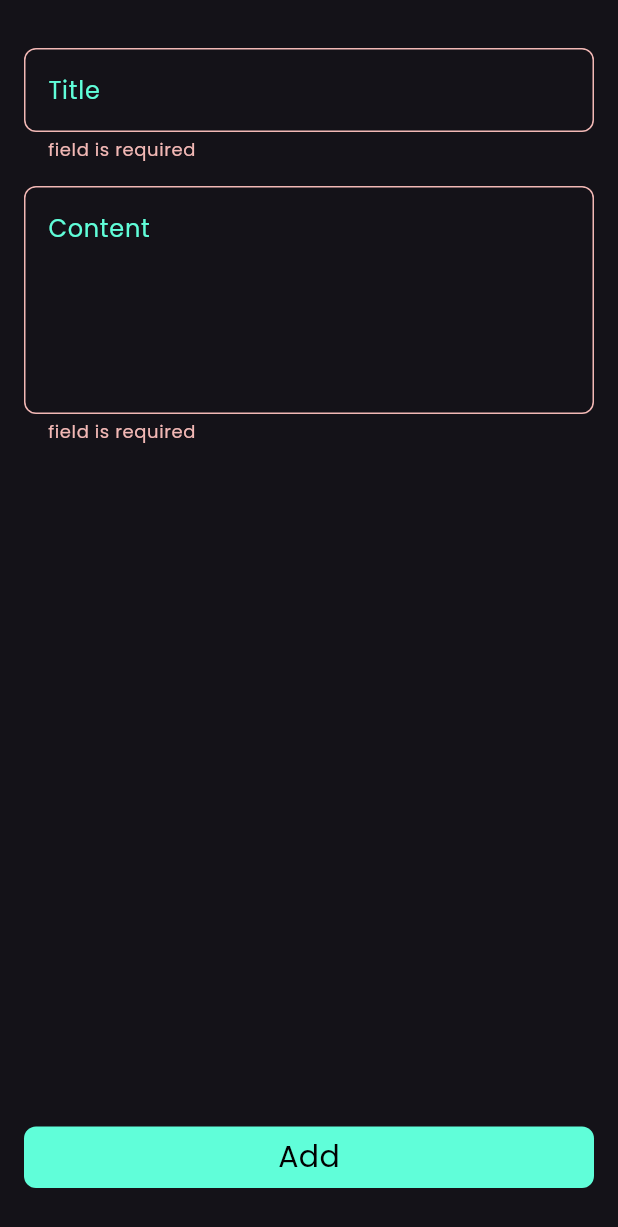
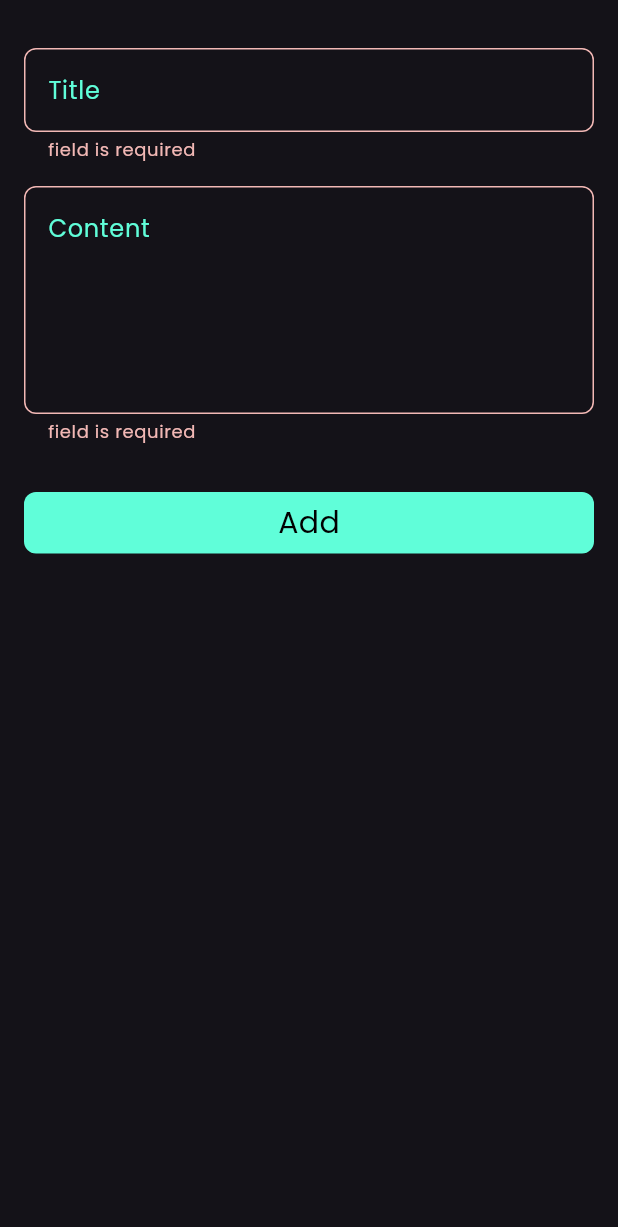
Before and after one commit to EnassKadree/notes_app, a Flutter app: the AddNoteModalBottomSheet widget shown alone on an empty page, opened directly, after a tap on "Add", on a phone screen of 412 x 824 dp. Shown: the top 1227 px of the screen. Run offline on Flutter 3.47's test engine with Material 3 defaults, Android fonts, the phone set to English and light mode, and no system bars; drawn by our look-alikes of modal_progress_hud_nsn; our stand-ins replace bloc, flutter_bloc, font_awesome_flutter, hive, hive_flutter; accounts and stored records are empty.

Commit message:
fix modal bottom sheet size with keyboard

```diff
--- a/lib/views/notes_view.dart
+++ b/lib/views/notes_view.dart
@@ -16,7 +16,13 @@ class NotesView extends StatelessWidget
       (
         onPressed: ()
         {
-          showModalBottomSheet(context: context, builder: (context) {return const AddNoteModalBottomSheet();});
+          showModalBottomSheet
+          (
+            isScrollControlled: true,
+
+            context: context,
+            builder: (context) {return const AddNoteModalBottomSheet();}
+          );
         },
         child: const Icon(Icons.add, color: Colors.black,),
       ),
--- a/lib/views/widgets/add_note_form.dart
+++ b/lib/views/widgets/add_note_form.dart
@@ -1,4 +1,3 @@
-
 import 'package:flutter/material.dart';
 import 'package:flutter_bloc/flutter_bloc.dart';
 import 'package:ntoes_app/cubits/add%20note%20cubit/add_note_cubit.dart';
@@ -6,8 +5,7 @@ import 'package:ntoes_app/models/note.dart';
 import 'package:ntoes_app/views/widgets/custom_button.dart';
 import 'package:ntoes_app/views/widgets/custom_text_field.dart';
 
-class AddNoteForm extends StatefulWidget
-{
+class AddNoteForm extends StatefulWidget {
   const AddNoteForm({super.key});
 
   @override
@@ -22,50 +20,60 @@ class _AddNoteFormState extends State<AddNoteForm>
   @override
   Widget build(BuildContext context)
   {
-    return Form
-    (
+    return Form(
       key: formKey,
       autovalidateMode: autovalidateMode,
       child: Column
       (
-        children:
-        [
-          CustomTextField
-          (
+        mainAxisSize: MainAxisSize.min,
+        children: [
+          CustomTextField(
             hint: 'Title',
-            onSaved: (value)
-            {
+            onSaved: (value) {
               title = value;
             },
           ),
-          const SizedBox(height: 16,),
-          CustomTextField
-          (
+          const SizedBox(
+            height: 16,
+          ),
+          CustomTextField(
             hint: 'Content',
             maxLines: 5,
-            onSaved: (value)
-            {
+            onSaved: (value) {
               content = value;
             },
           ),
-          const Spacer(),
-          CustomButton(title: 'Add', onTap: ()
-          {
-            if(formKey.currentState! .validate())
+          const SizedBox(height: 32,),
+          BlocBuilder<AddNoteCubit, AddNoteState>
+          (
+            builder: (context, state)
             {
-              formKey.currentState!.save();
-              Note note = Note(title: title!, content: content!, date: DateTime.now().toString(), color: Colors.blue.value);
-              BlocProvider.of<AddNoteCubit>(context).addNote(note);
-            }else
-            {
-              autovalidateMode = AutovalidateMode.always;
-              setState(() {
-
-              });
-            }
-          },)
+              return CustomButton(
+                title: 'Add',
+                isLoading: state is AddNoteLoading? true : false,
+                onTap: () {
+                  addNoteFunction(context);
+                },
+              );
+            },
+          )
         ],
       ),
     );
   }
+
+  void addNoteFunction(BuildContext context) {
+    if (formKey.currentState!.validate()) {
+      formKey.currentState!.save();
+      Note note = Note(
+          title: title!,
+          content: content!,
+          date: DateTime.now().toString(),
+          color: Colors.blue.value);
+      BlocProvider.of<AddNoteCubit>(context).addNote(note);
+    } else {
+      autovalidateMode = AutovalidateMode.always;
+      setState(() {});
+    }
+  }
 }
--- a/lib/views/widgets/add_note_modal.dart
+++ b/lib/views/widgets/add_note_modal.dart
@@ -21,11 +21,17 @@ class AddNoteModalBottomSheet extends StatelessWidget {
           }
         },
         builder: (context, state) {
-          return ModalProgressHUD(
-            inAsyncCall: state is AddNoteLoading ? true : false,
-            child: const Padding(
-              padding: EdgeInsets.symmetric(vertical: 32, horizontal: 16),
-              child: AddNoteForm(),
+          return AbsorbPointer(
+            absorbing: state is AddNoteLoading ? true : false,
+            child: Padding(
+              padding: EdgeInsets.only
+              (
+                left: 16,
+                right: 16,
+                top: 32,
+                bottom: MediaQuery.of(context).viewInsets.bottom + 32,
+              ),
+              child: const AddNoteForm(),
             ),
           );
         },
--- a/lib/views/widgets/custom_button.dart
+++ b/lib/views/widgets/custom_button.dart
@@ -3,9 +3,10 @@ import 'package:ntoes_app/constants.dart';
 
 class CustomButton extends StatelessWidget
 {
-  const CustomButton({required this.title, this.onTap});
+  const CustomButton({required this.title, this.onTap, this.isLoading = false});
   final void Function()? onTap;
   final String title;
+  final bool isLoading;
 
   @override
   Widget build(BuildContext context)
@@ -21,9 +22,10 @@ class CustomButton extends StatelessWidget
           borderRadius: BorderRadius.circular(8),
           color: kPrimaryColor
         ),
-        child: Center(child: Padding(
+        child: Center(child: Padding
+        (
           padding: const EdgeInsets.all(6),
-          child: Text(title, style: const TextStyle(color: Colors.black, fontSize: 20),),
+          child: isLoading? const CircularProgressIndicator(color: Colors.black,) : Text(title, style: const TextStyle(color: Colors.black, fontSize: 20),),
         )),
       ),
     );
```
